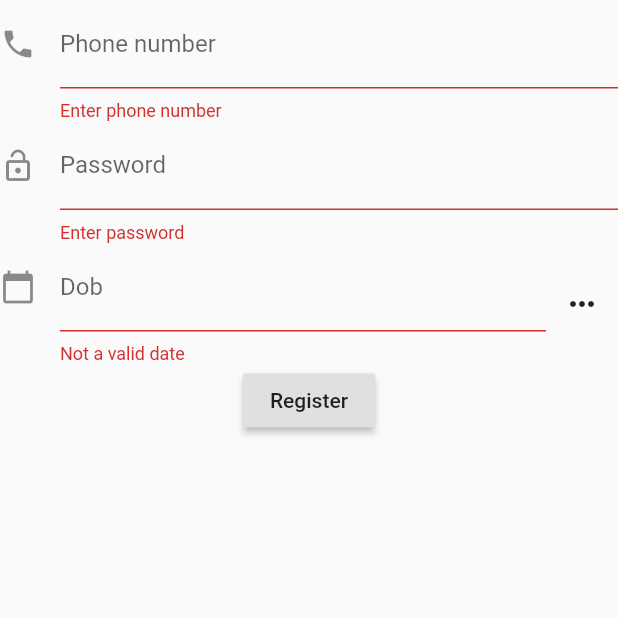
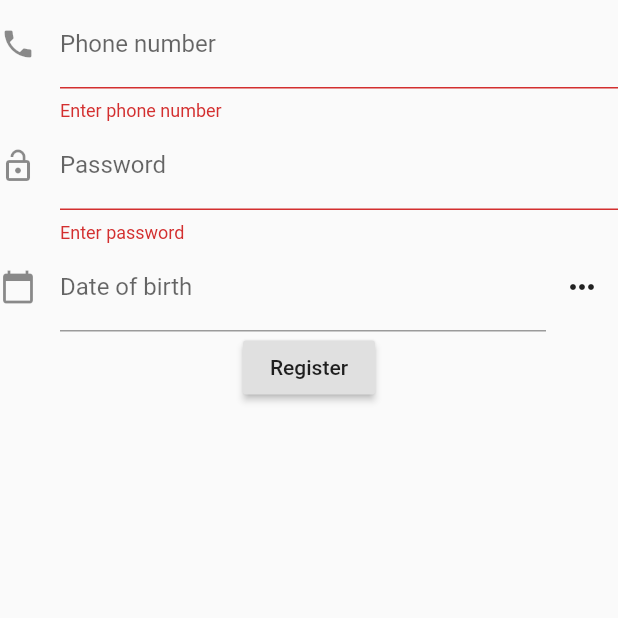
Before and after one commit to kotrotko/flutter_login2, a Flutter app: the RegisterForm screen opened directly, after a tap on "Register", on a phone screen of 412 x 824 dp, the top half of it. Run offline on Flutter 3.47's test engine with Material 2 defaults, Android fonts, the phone set to English and light mode, and no system bars; our stand-ins replace dio, flutter_secure_storage, logger; accounts and stored records are empty.

Commit message:
date_of_birth edited

```diff
--- a/lib/ui/widgets/auth/register/form.dart
+++ b/lib/ui/widgets/auth/register/form.dart
@@ -4,11 +4,13 @@ import 'package:flutter_login2/ui/screens/dashboard/dashboard.dart';
 
 import 'package:flutter/material.dart';
 import 'package:intl/intl.dart';
+import 'package:logger/logger.dart';
 import 'dart:async';
 
 class RegisterForm extends StatefulWidget {
+  /*
   RegisterForm({Key key, this.title}) : super(key: key);
-  final String title;
+  final String title;*/
 
   @override
   State<StatefulWidget> createState() {
@@ -21,6 +23,13 @@ class RegisterFormState extends State<RegisterForm> {
   final _phoneNumberController = TextEditingController();
   final _passwordController = TextEditingController();
   final _dateOfBirthController = TextEditingController();
+
+  final _templateDate = DateFormat("yyyy-MM-dd");
+  final _log = Logger();
+
+  String dateOfBirthInString;
+  DateTime dateOfBirth;
+  bool isDateSelected = false;
 
   Future _chooseDate(BuildContext context, String initialDateString) async {
     var now = new DateTime.now();
@@ -37,13 +46,13 @@ class RegisterFormState extends State<RegisterForm> {
     if (result == null) return;
 
     setState(() {
-      _dateOfBirthController.text = new DateFormat.yMd().format(result);
+      _dateOfBirthController.text = _templateDate.format(result);
     });
   }
 
   DateTime convertToDate(String input) {
     try {
-      var d = new DateFormat.yMd().parseStrict(input);
+      var d = _templateDate.parseStrict(input);
       return d;
     } catch (e) {
       return null;
@@ -56,6 +65,12 @@ class RegisterFormState extends State<RegisterForm> {
     _passwordController.dispose();
     _dateOfBirthController.dispose();
     super.dispose();
+  }
+
+  bool isValidDob(String dob) {
+    if (dob.isEmpty) return true;
+    var d = convertToDate(dob);
+    return d != null && d.isBefore(new DateTime.now());
   }
 
   @override
@@ -96,15 +111,10 @@ class RegisterFormState extends State<RegisterForm> {
                 decoration: InputDecoration(
                     icon: Icon(Icons.calendar_today),
                     hintText: 'Enter your date of birth',
-                    labelText: 'Dob'),
+                    labelText: 'Date of birth'),
                 controller: _dateOfBirthController,
                 keyboardType: TextInputType.datetime,
-                validator: (value) {
-                  if (value.isEmpty) {
-                    return 'Not a valid date';
-                  }
-                  return null;
-                },
+                validator: (val) => isValidDob(val) ? null : "Not a valid date",
               ),
             ),
             IconButton(
@@ -118,6 +128,7 @@ class RegisterFormState extends State<RegisterForm> {
           RaisedButton(
             onPressed: () async {
               if (_formKey.currentState.validate()) {
+                _log.d('Logger is working!');
                 APIClient().register(
                   _phoneNumberController.text,
                   _passwordController.text,
--- a/pubspec.yaml
+++ b/pubspec.yaml
@@ -16,6 +16,7 @@ dependencies:
   dio: ^3.0.10
   flutter_secure_storage: ^3.3.5
   intl: ^0.16.1
+  logger: ^0.9.4
 
 dev_dependencies:
   flutter_test:
```
Also changed, not shown: lib/api/client.dart (+8 -3 lines), pubspec.lock.
